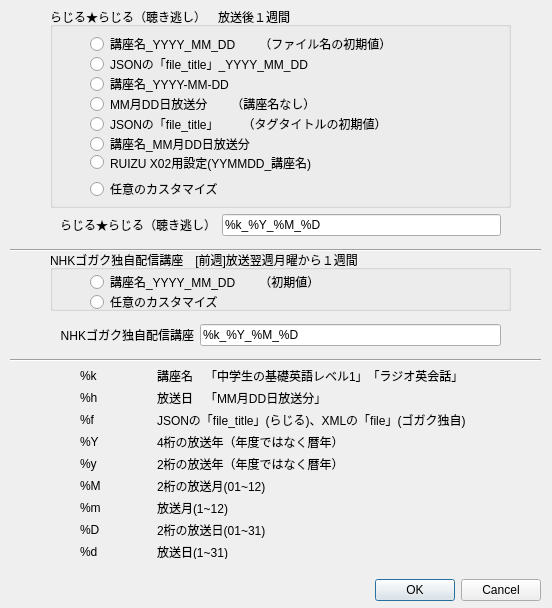
CSReviser/CaptureStream2, file customizedialog.ui: the form before one commit.
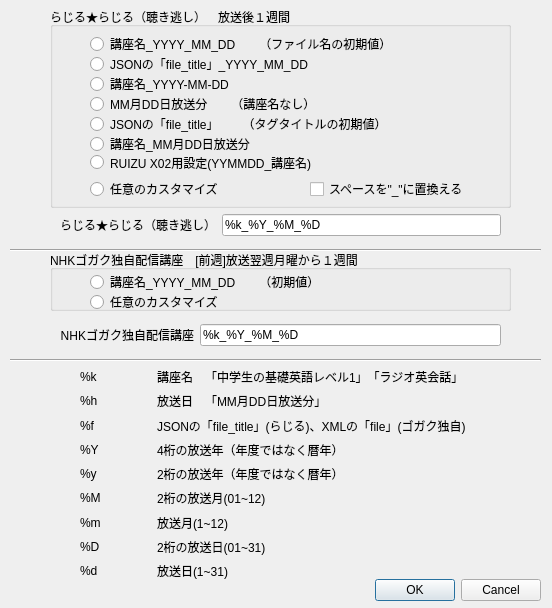
The form after the commit.

Diff of the .ui file:
```diff
--- a/customizedialog.ui
+++ b/customizedialog.ui
@@ -94,7 +94,7 @@
      <x>80</x>
      <y>368</y>
      <width>386</width>
-     <height>191</height>
+     <height>212</height>
     </rect>
    </property>
    <layout class="QGridLayout" name="gridLayout_2">
@@ -355,6 +355,19 @@
      <string>RUIZU X02用設定(YYMMDD_講座名)</string>
     </property>
    </widget>
+   <widget class="QCheckBox" name="checkBox">
+    <property name="geometry">
+     <rect>
+      <x>260</x>
+      <y>170</y>
+      <width>191</width>
+      <height>24</height>
+     </rect>
+    </property>
+    <property name="text">
+     <string>スペースを&quot;_&quot;に置換える</string>
+    </property>
+   </widget>
   </widget>
   <widget class="QWidget" name="gridLayoutWidget_3">
    <property name="geometry">
```
